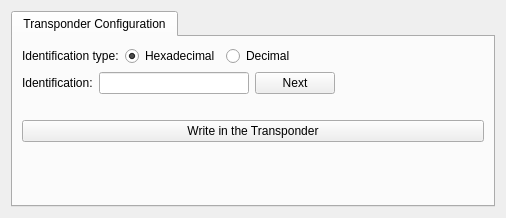
This is RFIDMonitorDeskApp/gui/rictlmb2b30widget.ui in CELTAB/rfidmonitor as Qt 5 draws it before an edit. The edited form follows.
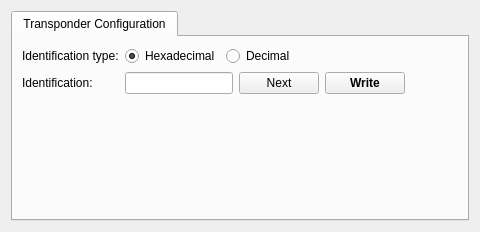
This is the edited form.

Diff of the .ui file:
```diff
--- a/RFIDMonitorDeskApp/gui/rictlmb2b30widget.ui
+++ b/RFIDMonitorDeskApp/gui/rictlmb2b30widget.ui
@@ -6,8 +6,8 @@
    <rect>
     <x>0</x>
     <y>0</y>
-    <width>506</width>
-    <height>218</height>
+    <width>480</width>
+    <height>232</height>
    </rect>
   </property>
   <property name="windowTitle">
@@ -25,14 +25,16 @@
       </attribute>
       <layout class="QVBoxLayout" name="verticalLayout_2">
        <item>
-        <layout class="QHBoxLayout" name="horizontalLayout">
-         <item>
+        <layout class="QFormLayout" name="formLayout">
+         <item row="0" column="0">
           <widget class="QLabel" name="label">
            <property name="text">
             <string>Identification type:</string>
            </property>
           </widget>
          </item>
+         <item row="0" column="1">
+          <layout class="QHBoxLayout" name="horizontalLayout">
          <item>
           <widget class="QRadioButton" name="rbHexadecimal">
            <property name="text">
@@ -65,15 +67,15 @@
          </item>
         </layout>
        </item>
-       <item>
-        <layout class="QHBoxLayout" name="horizontalLayout_2">
-         <item>
+         <item row="1" column="0">
           <widget class="QLabel" name="label_2">
            <property name="text">
             <string>Identification:</string>
            </property>
           </widget>
          </item>
+         <item row="1" column="1">
+          <layout class="QHBoxLayout" name="horizontalLayout_2">
          <item>
           <widget class="QLineEdit" name="leIdentification">
            <property name="inputMask">
@@ -91,6 +93,19 @@
            </property>
           </widget>
          </item>
+           <item>
+            <widget class="QPushButton" name="btWrite">
+             <property name="font">
+              <font>
+               <weight>75</weight>
+               <bold>true</bold>
+              </font>
+             </property>
+             <property name="text">
+              <string>Write</string>
+             </property>
+            </widget>
+           </item>
          <item>
           <spacer name="horizontalSpacer_2">
            <property name="orientation">
@@ -106,6 +121,8 @@
          </item>
         </layout>
        </item>
+        </layout>
+       </item>
        <item>
         <widget class="QLabel" name="labelIdentificationStatus">
          <property name="text">
@@ -113,13 +130,6 @@
          </property>
         </widget>
        </item>
-       <item>
-        <widget class="QPushButton" name="btWrite">
-         <property name="text">
-          <string>Write in the Transponder</string>
-         </property>
-        </widget>
-       </item>
        <item>
         <widget class="QLabel" name="labelRectangleStatus">
          <property name="font">
```
Lines whose indentation alone changed are shown as unchanged.
